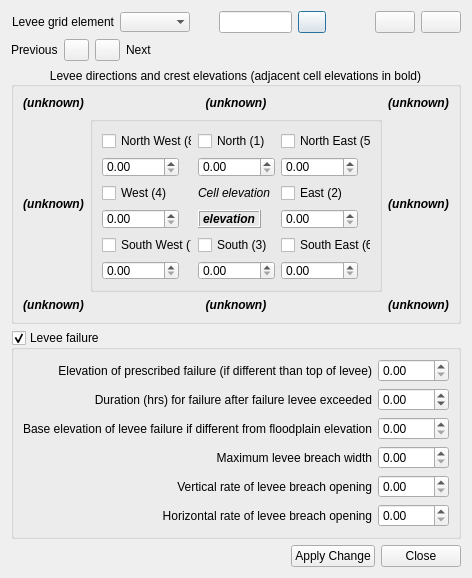
Above: flo2d/ui/individual_levee_data.ui from FLO-2DSoftware/qgis-flo-2d-plugin before the change. Below: the same form after it.
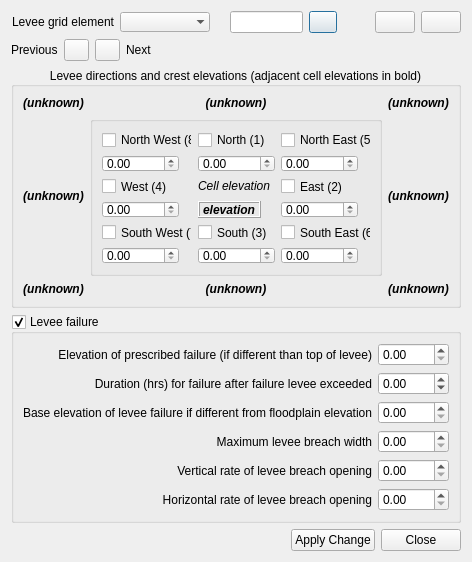
That is the form after the change. Icons and pictures are not drawn.

Commit message: ARF-WRF collapse export fix. Storm Drain INP import paterns. Levees highest adjacent cell elevations

What changed in the file:
```diff
--- a/flo2d/ui/individual_levee_data.ui
+++ b/flo2d/ui/individual_levee_data.ui
@@ -6,8 +6,8 @@
    <rect>
     <x>0</x>
     <y>0</y>
-    <width>467</width>
-    <height>578</height>
+    <width>471</width>
+    <height>562</height>
    </rect>
   </property>
   <property name="sizePolicy">
@@ -19,8 +19,6 @@
   <property name="windowTitle">
    <string>Individual Levee Data</string>
   </property>
-  <layout class="QGridLayout" name="gridLayout_19">
-   <item row="0" column="0">
     <layout class="QGridLayout" name="gridLayout_18">
      <item row="0" column="0">
       <layout class="QGridLayout" name="gridLayout_14">
@@ -48,6 +46,18 @@
            <verstretch>0</verstretch>
           </sizepolicy>
          </property>
+       <property name="minimumSize">
+        <size>
+         <width>90</width>
+         <height>0</height>
+        </size>
+       </property>
+       <property name="maximumSize">
+        <size>
+         <width>90</width>
+         <height>16777215</height>
+        </size>
+       </property>
          <property name="layoutDirection">
           <enum>Qt::LeftToRight</enum>
          </property>
@@ -318,9 +328,7 @@
        </item>
       </layout>
      </item>
-    </layout>
-   </item>
-   <item row="1" column="0">
+   <item row="2" column="0">
     <widget class="QGroupBox" name="groupBox">
      <property name="sizePolicy">
       <sizepolicy hsizetype="Fixed" vsizetype="Fixed">
@@ -819,7 +827,7 @@
      </layout>
     </widget>
    </item>
-   <item row="2" column="0">
+   <item row="3" column="0">
     <widget class="QGroupBox" name="levee_failure_grp">
      <property name="title">
       <string>Levee failure</string>
@@ -1059,7 +1067,7 @@
      </layout>
     </widget>
    </item>
-   <item row="3" column="0">
+   <item row="4" column="0">
     <layout class="QGridLayout" name="gridLayout_15">
      <item row="0" column="0">
       <spacer name="horizontalSpacer_2">
```
Left out of the diff: 4 changed lines with no effect on the pictures. Lines whose indentation alone changed are shown as unchanged. The commit also changes 12 other files.
